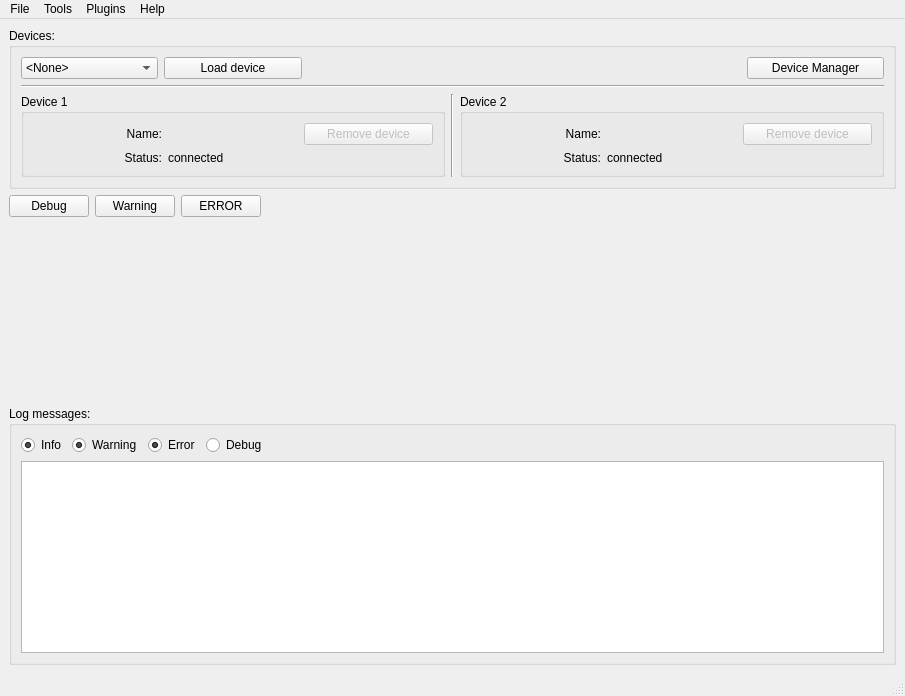
Old version of the form frequency-meter/view/resources/interface.ui in the repository robertofem/Freq-meter-APP.
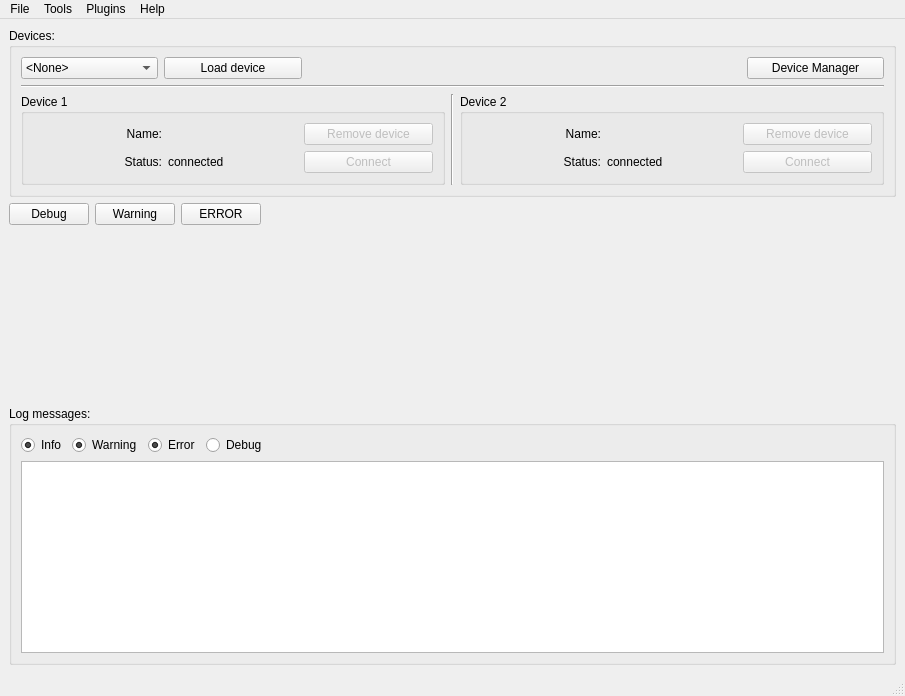
New version of the form.

Commit message:
Add connect buttons and block loading the same device
A connect button is created for each device (2 in total), and are
enabled or disabled when the corresponding device is loaded.

When loading a device, it is checked that it has not already loaded. If
this is asserted, the loading is blocked and a warning is raised.

What changed in the file:
```diff
--- a/frequency-meter/view/resources/interface.ui
+++ b/frequency-meter/view/resources/interface.ui
@@ -215,6 +215,16 @@
               </property>
              </widget>
             </item>
+            <item row="1" column="2">
+             <widget class="QPushButton" name="connectButton_2">
+              <property name="enabled">
+               <bool>false</bool>
+              </property>
+              <property name="text">
+               <string>Connect</string>
+              </property>
+             </widget>
+            </item>
            </layout>
           </widget>
          </item>
@@ -278,6 +288,16 @@
               </property>
              </widget>
             </item>
+            <item row="1" column="3">
+             <widget class="QPushButton" name="connectButton_1">
+              <property name="enabled">
+               <bool>false</bool>
+              </property>
+              <property name="text">
+               <string>Connect</string>
+              </property>
+             </widget>
+            </item>
            </layout>
           </widget>
          </item>
```
The commit also changes 2 other files.
